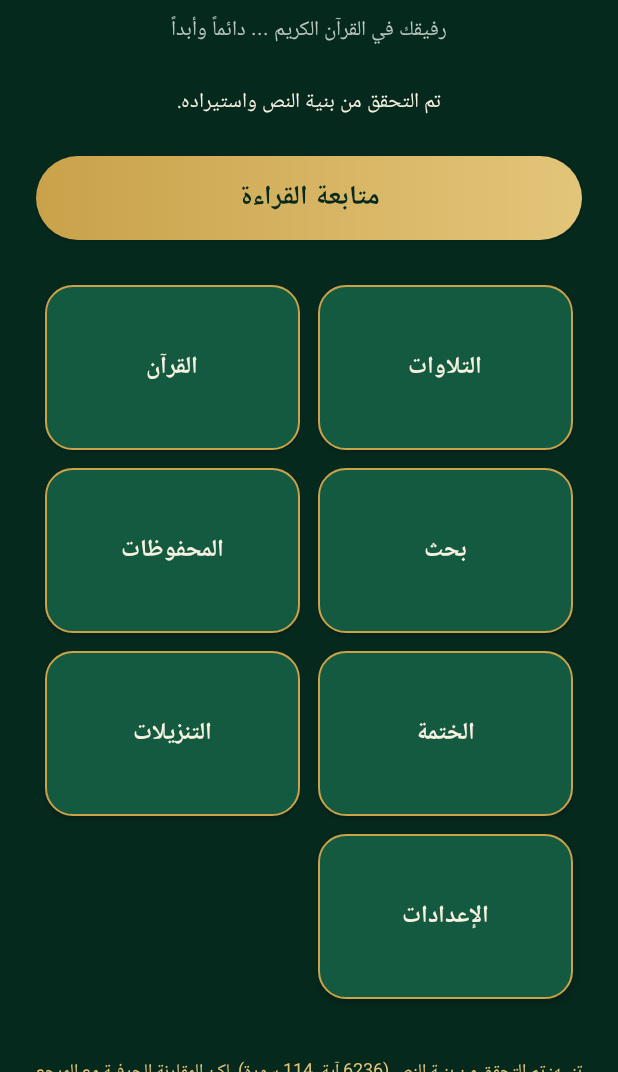
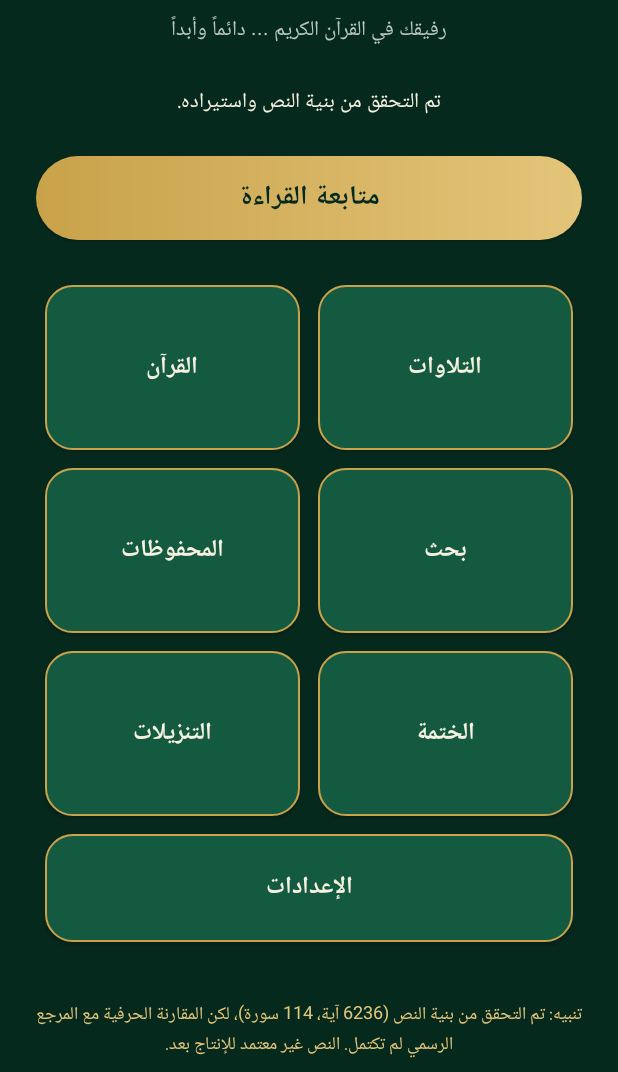
Before and after one commit to csmmalek/mushafi, an Android app: the screen it shows after launch (MainActivity), on a phone screen of 412 x 824 dp, the part 164-1236 px from its top. Run offline under Robolectric (Android 15) with nearby library versions, the phone set to English and light mode, and no system bars; our stand-ins replace Room's generated code; 15 statements that could not run were skipped.

Commit message:
UI: keep ayah marker with last word, tighter spacing, drop duplicate title, full-width settings card
Co-Authored-By: Claude Sonnet 5.5 <noreply@anthropic.com>
Claude-Session: https://claude.ai/code/session_011VBdDyjTNX925MqZa65F22

```diff
--- a/app/src/main/java/com/csm/mushafi/AyahAdapter.java
+++ b/app/src/main/java/com/csm/mushafi/AyahAdapter.java
@@ -75,7 +75,7 @@ final class AyahAdapter extends RecyclerView.Adapter<AyahAdapter.Holder> {
     public void onBindViewHolder(@NonNull Holder holder, int position) {
         AyahEntity a = ayahs.get(position);
         holder.text.setTextSize(TypedValue.COMPLEX_UNIT_SP, fontSp);
-        holder.text.setText(a.text + "  ﴿" + ArabicDigits.format(a.ayah) + "﴾");
+        holder.text.setText(a.text + "\u00A0﴿" + ArabicDigits.format(a.ayah) + "﴾");
         boolean selected = a.ayah == selectedAyah;
         holder.text.setBackgroundColor(selected
                 ? ContextCompat.getColor(holder.text.getContext(), R.color.gold_soft)
--- a/app/src/main/java/com/csm/mushafi/ReaderActivity.java
+++ b/app/src/main/java/com/csm/mushafi/ReaderActivity.java
@@ -88,7 +88,7 @@ public class ReaderActivity extends AppCompatActivity {
         prevSurah.setEnabled(surah > 1);
         nextSurah.setEnabled(surah < QuranRepository.SURAH_TOTAL);
 
-        titleText.setText(getString(R.string.surah_number_format, ArabicDigits.format(surah)));
+        titleText.setText(R.string.app_name);
         adapter = new AyahAdapter(prefs.fontSp());
         adapter.setOnAyahClick(this::selectAyah);
         list.setAdapter(adapter);
--- a/app/src/main/res/layout/activity_main.xml
+++ b/app/src/main/res/layout/activity_main.xml
@@ -108,6 +108,9 @@
             <Button
                 android:id="@+id/btn_settings"
                 style="@style/FeatureCard"
+                android:layout_height="72dp"
+                android:layout_columnSpan="2"
+                android:layout_gravity="fill_horizontal"
                 android:text="@string/btn_settings" />
         </GridLayout>
 
--- a/app/src/main/res/layout/item_ayah.xml
+++ b/app/src/main/res/layout/item_ayah.xml
@@ -3,13 +3,13 @@
     android:id="@+id/ayah_text"
     android:layout_width="match_parent"
     android:layout_height="wrap_content"
-    android:paddingTop="14dp"
-    android:paddingBottom="14dp"
+    android:paddingTop="8dp"
+    android:paddingBottom="8dp"
     android:paddingStart="8dp"
     android:paddingEnd="8dp"
     android:fontFamily="@font/hafs_uthmanic"
     android:textColor="#1B1B17"
     android:textDirection="rtl"
     android:textAlignment="viewStart"
-    android:lineSpacingMultiplier="1.7"
+    android:lineSpacingMultiplier="1.35"
     android:includeFontPadding="false" />
```
